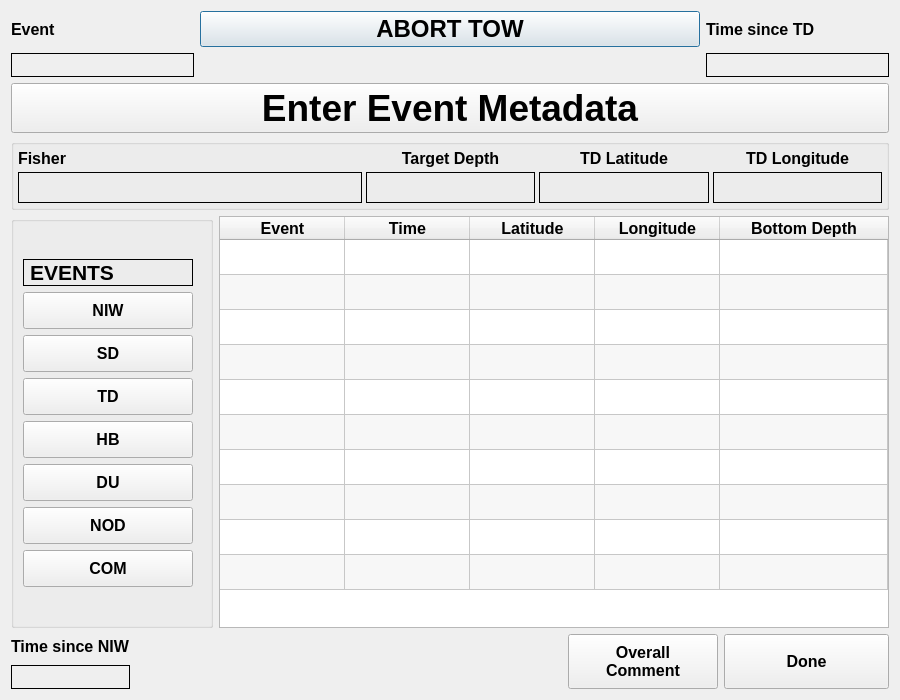
First picture: the form in ui/FEATTrawlEvent_work.ui, repository aliciabillings-noaa/CLAMS, before the edit.
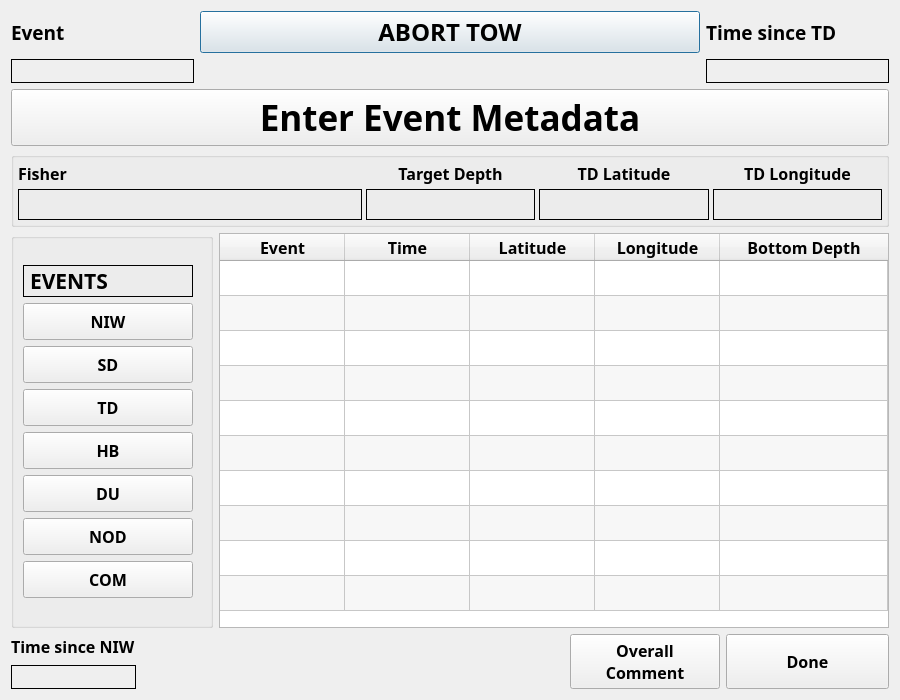
Second picture: the form after the edit.

Commit message: set fonts to Arial Black

The edit to the form file:
```diff
--- a/ui/FEATTrawlEvent_work.ui
+++ b/ui/FEATTrawlEvent_work.ui
@@ -38,6 +38,7 @@
        <property name="font">
         <font>
          <pointsize>12</pointsize>
+         <weight>75</weight>
          <bold>true</bold>
         </font>
        </property>
@@ -53,7 +54,9 @@
       <widget class="QLabel" name="l_time">
        <property name="font">
         <font>
-         <pointsize>12</pointsize>
+         <family>Arial Black</family>
+         <pointsize>14</pointsize>
+         <weight>75</weight>
          <bold>true</bold>
         </font>
        </property>
@@ -66,7 +69,9 @@
       <widget class="QLabel" name="l_event">
        <property name="font">
         <font>
-         <pointsize>12</pointsize>
+         <family>Arial Black</family>
+         <pointsize>14</pointsize>
+         <weight>75</weight>
          <bold>true</bold>
         </font>
        </property>
@@ -80,6 +85,7 @@
        <property name="font">
         <font>
          <pointsize>14</pointsize>
+         <weight>75</weight>
          <bold>true</bold>
         </font>
        </property>
@@ -111,7 +117,9 @@
       <widget class="QPushButton" name="pb_abort">
        <property name="font">
         <font>
+         <family>Arial Black</family>
          <pointsize>18</pointsize>
+         <weight>75</weight>
          <bold>true</bold>
         </font>
        </property>
@@ -138,7 +146,9 @@
      </property>
      <property name="font">
       <font>
-       <pointsize>28</pointsize>
+       <family>Arial Black</family>
+       <pointsize>26</pointsize>
+       <weight>75</weight>
        <bold>true</bold>
       </font>
      </property>
@@ -176,7 +186,9 @@
            <widget class="QLabel" name="meta4">
             <property name="font">
              <font>
+              <family>Arial Black</family>
               <pointsize>12</pointsize>
+              <weight>75</weight>
               <bold>true</bold>
              </font>
             </property>
@@ -193,6 +205,7 @@
             <property name="font">
              <font>
               <pointsize>19</pointsize>
+              <weight>75</weight>
               <bold>true</bold>
              </font>
             </property>
@@ -212,7 +225,9 @@
            <widget class="QLabel" name="meta3">
             <property name="font">
              <font>
+              <family>Arial Black</family>
               <pointsize>12</pointsize>
+              <weight>75</weight>
               <bold>true</bold>
              </font>
             </property>
@@ -229,6 +244,7 @@
             <property name="font">
              <font>
               <pointsize>19</pointsize>
+              <weight>75</weight>
               <bold>true</bold>
              </font>
             </property>
@@ -244,7 +260,9 @@
            <widget class="QLabel" name="meta2">
             <property name="font">
              <font>
+              <family>Arial Black</family>
               <pointsize>12</pointsize>
+              <weight>75</weight>
               <bold>true</bold>
              </font>
             </property>
@@ -260,7 +278,9 @@
            <widget class="QLabel" name="meta1">
             <property name="font">
              <font>
+              <family>Arial Black</family>
               <pointsize>12</pointsize>
+              <weight>75</weight>
               <bold>true</bold>
              </font>
             </property>
@@ -277,6 +297,7 @@
             <property name="font">
              <font>
               <pointsize>19</pointsize>
+              <weight>75</weight>
               <bold>true</bold>
              </font>
             </property>
@@ -293,6 +314,7 @@
             <property name="font">
              <font>
               <pointsize>19</pointsize>
+              <weight>75</weight>
               <bold>true</bold>
              </font>
             </property>
@@ -346,7 +368,9 @@
             </property>
             <property name="font">
              <font>
+              <family>Arial Black</family>
               <pointsize>16</pointsize>
+              <weight>75</weight>
               <bold>true</bold>
              </font>
             </property>
@@ -377,7 +401,9 @@
             </property>
             <property name="font">
              <font>
+              <family>Arial Black</family>
               <pointsize>12</pointsize>
+              <weight>75</weight>
               <bold>true</bold>
              </font>
             </property>
@@ -402,7 +428,9 @@
             </property>
             <property name="font">
              <font>
+              <family>Arial Black</family>
               <pointsize>12</pointsize>
+              <weight>75</weight>
               <bold>true</bold>
              </font>
             </property>
@@ -427,7 +455,9 @@
             </property>
             <property name="font">
              <font>
+              <family>Arial Black</family>
               <pointsize>12</pointsize>
+              <weight>75</weight>
               <bold>true</bold>
              </font>
             </property>
@@ -452,7 +482,9 @@
             </property>
             <property name="font">
              <font>
+              <family>Arial Black</family>
               <pointsize>12</pointsize>
+              <weight>75</weight>
               <bold>true</bold>
              </font>
             </property>
@@ -471,7 +503,9 @@
             </property>
             <property name="font">
              <font>
+              <family>Arial Black</family>
               <pointsize>12</pointsize>
+              <weight>75</weight>
               <bold>true</bold>
              </font>
             </property>
@@ -496,7 +530,9 @@
             </property>
             <property name="font">
              <font>
+              <family>Arial Black</family>
               <pointsize>12</pointsize>
+              <weight>75</weight>
               <bold>true</bold>
              </font>
             </property>
@@ -521,7 +557,9 @@
             </property>
             <property name="font">
              <font>
+              <family>Arial Black</family>
               <pointsize>12</pointsize>
+              <weight>75</weight>
               <bold>true</bold>
              </font>
             </property>
@@ -551,7 +589,9 @@
        </property>
        <property name="font">
         <font>
+         <family>Arial Black</family>
          <pointsize>12</pointsize>
+         <weight>75</weight>
          <bold>true</bold>
         </font>
        </property>
@@ -684,7 +724,9 @@
         <widget class="QLabel" name="label_42">
          <property name="font">
           <font>
+           <family>Arial Black</family>
            <pointsize>12</pointsize>
+           <weight>75</weight>
            <bold>true</bold>
           </font>
          </property>
@@ -707,6 +749,7 @@
          <property name="font">
           <font>
            <pointsize>14</pointsize>
+           <weight>75</weight>
            <bold>true</bold>
           </font>
          </property>
@@ -757,7 +800,9 @@
        </property>
        <property name="font">
         <font>
+         <family>Arial Black</family>
          <pointsize>12</pointsize>
+         <weight>75</weight>
          <bold>true</bold>
         </font>
        </property>
@@ -783,7 +828,9 @@
        </property>
        <property name="font">
         <font>
+         <family>Arial Black</family>
          <pointsize>12</pointsize>
+         <weight>75</weight>
          <bold>true</bold>
         </font>
        </property>
```
The commit also changes 42 other files.
